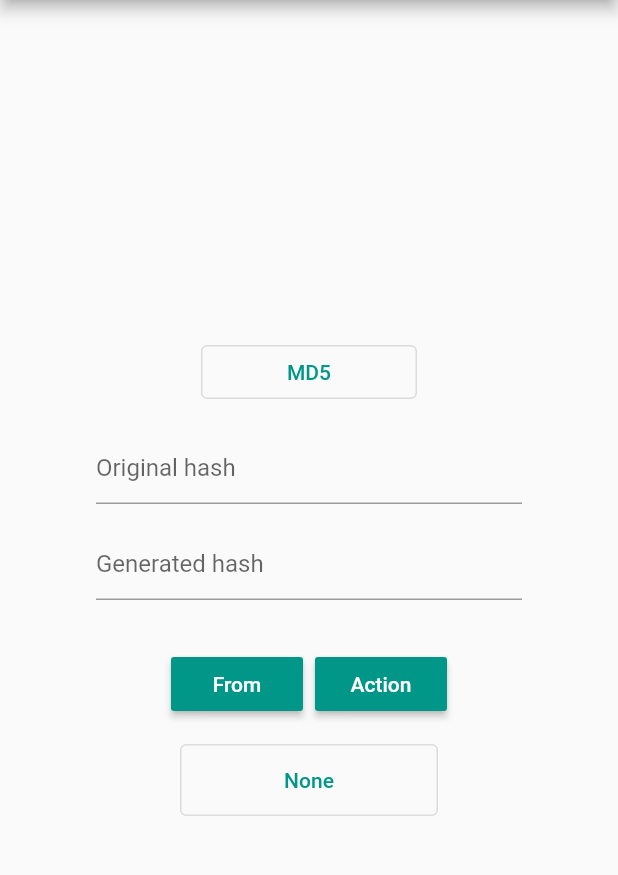
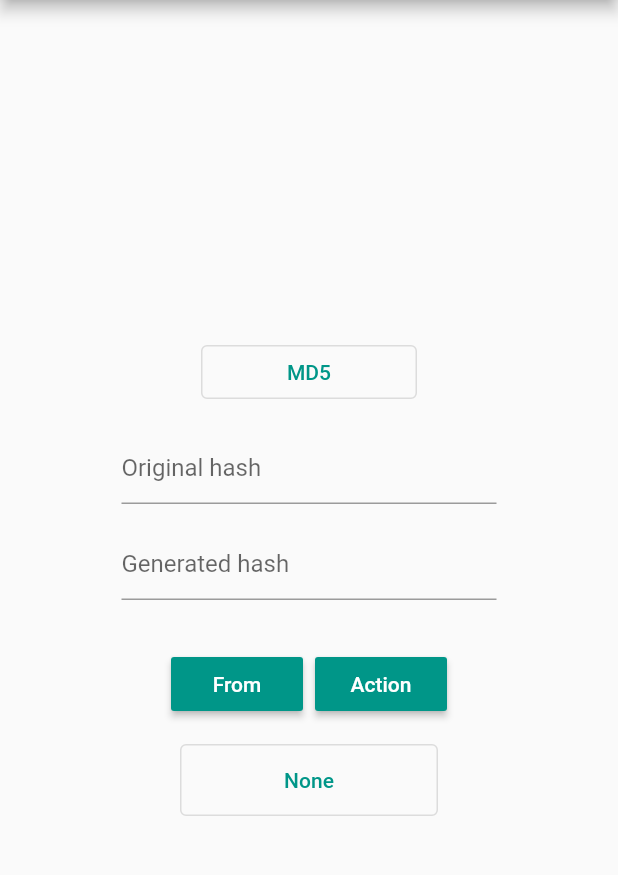
Before and after one commit to hash-checker/hash-checker-2, a Flutter app: the screen it shows after launch, on a phone screen of 412 x 824 dp, the part 84-959 px from its top. Run offline on Flutter 3.47's test engine with Material 2 defaults, Android fonts, the phone set to English and light mode, and no system bars; our stand-ins replace auto_route, file_picker, flutter_mobx, mobx, package_info_plus, shared_preferences; missing offline and left inert: flutter_file_dialog; generated files the repository leaves out were written again.

Commit message:
2022-01-01 v. 1.0.0: fixed some bugs and updated UX

```diff
--- a/lib/features/calculator/page/calculator_page.dart
+++ b/lib/features/calculator/page/calculator_page.dart
@@ -4,6 +4,8 @@ import 'package:flutter_file_dialog/flutter_file_dialog.dart';
 import 'package:flutter_mobx/flutter_mobx.dart';
 import 'package:hash_checker_2/components/router/app_router.gr.dart';
 import 'package:hash_checker_2/components/widgets/app_calculator_action_button.dart';
+import 'package:hash_checker_2/components/widgets/app_text_copy_button.dart';
+import 'package:hash_checker_2/components/widgets/app_text_paste_button.dart';
 import 'package:hash_checker_2/data/extensions/hash_type_extensions.dart';
 import 'package:hash_checker_2/data/models/hash_action.dart';
 import 'package:hash_checker_2/data/models/hash_compare_result.dart';
@@ -26,12 +28,30 @@ class CalculatorPage extends StatefulWidget {
 class _CalculatorPageState extends State<CalculatorPage> {
   CalculatorStore? _store;
 
-  final TextEditingController _generatedHashController = TextEditingController();
+  final _originalHashController = TextEditingController();
+  final _generatedHashController = TextEditingController();
+
+  final _originalHashFocus = FocusNode();
+  final _generatedHashFocus = FocusNode();
 
   @override
   void didChangeDependencies() {
     super.didChangeDependencies();
     _store ??= CalculatorStore();
+  }
+
+  @override
+  void initState() {
+    _originalHashController.addListener(() => _store?.setOriginalHash(_originalHashController.text));
+    _generatedHashController.addListener(() => _store?.setGeneratedHash(_generatedHashController.text));
+    super.initState();
+  }
+
+  @override
+  void dispose() {
+    _generatedHashController.dispose();
+    _originalHashController.dispose();
+    super.dispose();
   }
 
   @override
@@ -70,32 +90,74 @@ class _CalculatorPageState extends State<CalculatorPage> {
               ),
             ),
             const SizedBox(height: 16),
-            Padding(
+            Observer(
+              builder: (_) {
+                return Padding(
                   padding: const EdgeInsets.only(
-                left: 48,
-                right: 48,
+                    left: 16,
+                    right: 16,
                   ),
                   child: Column(
                     children: [
-                  const TextField(
-                    decoration: InputDecoration(
+                      Row(
+                        mainAxisAlignment: MainAxisAlignment.center,
+                        children: [
+                          AppTextPasteButton(
+                            textEditingController: _originalHashController,
+                            isVisible: _store!.originalHash.isNotEmpty,
+                          ),
+                          const SizedBox(width: 4),
+                          SizedBox(
+                            width: 250,
+                            child: TextField(
+                              controller: _originalHashController,
+                              focusNode: _originalHashFocus,
+                              decoration: const InputDecoration(
                                 hintText: 'Original hash',
                               ),
+                            ),
+                          ),
+                          const SizedBox(width: 4),
+                          AppTextCopyButton(
+                            textEditingController: _originalHashController,
+                            isVisible: _store!.originalHash.isNotEmpty,
+                          ),
+                        ],
                       ),
                       const SizedBox(height: 16),
                       Observer(
                         builder: (_) {
-                      _generatedHashController.text = _store!.generatedHash;
-                      return TextField(
+                          return Row(
+                            mainAxisAlignment: MainAxisAlignment.center,
+                            children: [
+                              AppTextPasteButton(
+                                textEditingController: _generatedHashController,
+                                isVisible: _store!.generatedHash.isNotEmpty,
+                              ),
+                              const SizedBox(width: 4),
+                              SizedBox(
+                                width: 250,
+                                child: TextField(
                                   controller: _generatedHashController,
+                                  focusNode: _generatedHashFocus,
                                   decoration: const InputDecoration(
                                     hintText: 'Generated hash',
                                   ),
+                                ),
+                              ),
+                              const SizedBox(width: 4),
+                              AppTextCopyButton(
+                                textEditingController: _generatedHashController,
+                                isVisible: _store!.generatedHash.isNotEmpty,
+                              ),
+                            ],
                           );
                         },
                       ),
                     ],
                   ),
+                );
+              }
             ),
             const SizedBox(height: 32),
             Row(
@@ -111,6 +173,8 @@ class _CalculatorPageState extends State<CalculatorPage> {
                               ? 'File'
                               : 'Text',
                       onPressed: () async {
+                        _originalHashFocus.unfocus();
+                        _generatedHashFocus.unfocus();
                         final hashSource = await showSelectHashSourceDialog(
                           context: context,
                           showClearButton: _store!.hashSource != HashSource.none,
@@ -145,6 +209,8 @@ class _CalculatorPageState extends State<CalculatorPage> {
                 AppCalculatorActionButton(
                   text: 'Action',
                   onPressed: () async {
+                    _originalHashFocus.unfocus();
+                    _generatedHashFocus.unfocus();
                     final hashAction = await showSelectHashActionDialog(context);
                     if (hashAction != null) {
                       switch (hashAction) {
```
Also changed, not shown: lib/components/widgets/app_text_copy_button.dart (added, +32 -0 lines), lib/components/widgets/app_text_paste_button.dart (added, +32 -0 lines), lib/features/calculator/store/calculator_store.dart (+10 -0 lines). Lines whose indentation alone changed are shown as unchanged.
